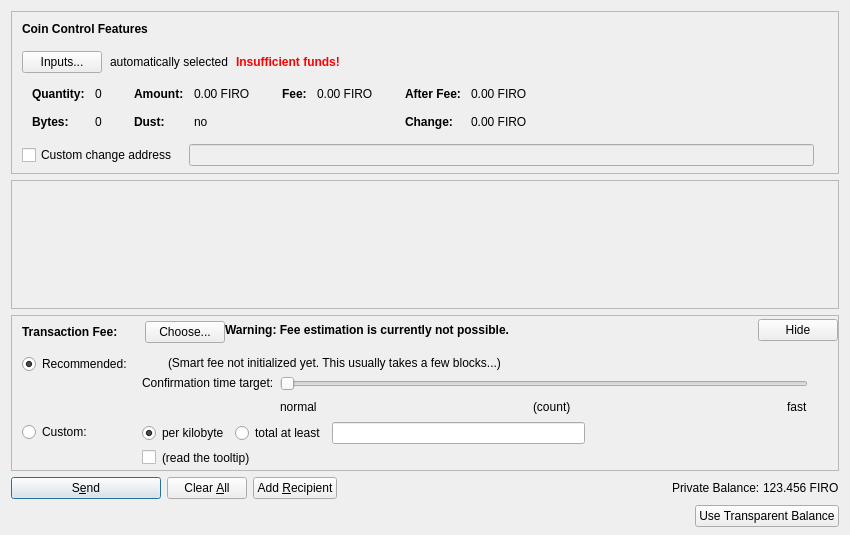
Above: src/qt/forms/sendcoinsdialog.ui from firoorg/firo before the change. Below: the same form after it.
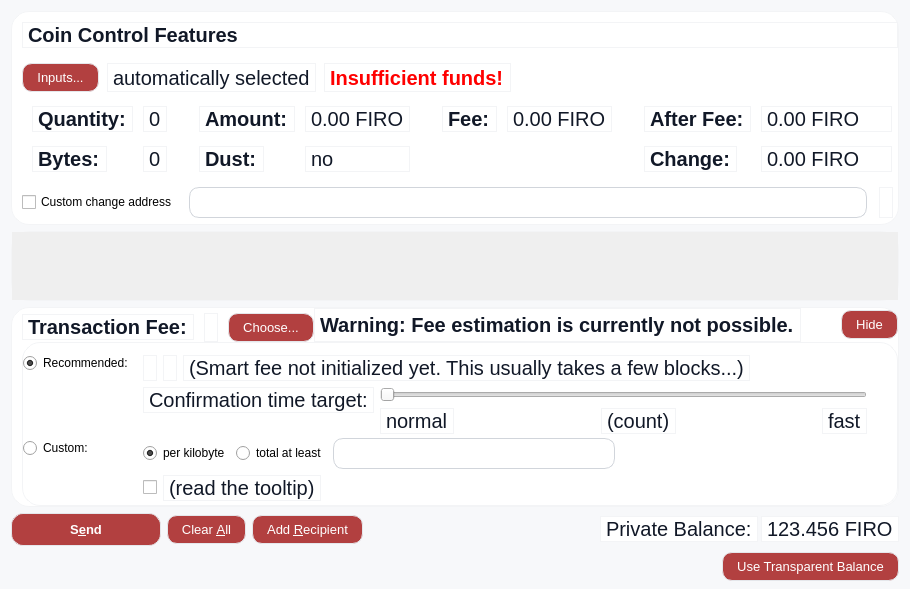
That is the form after the change. Custom widgets are drawn as their Qt base class.

Patch:
```diff
--- a/src/qt/forms/sendcoinsdialog.ui
+++ b/src/qt/forms/sendcoinsdialog.ui
@@ -2,6 +2,83 @@
 <ui version="4.0">
  <class>SendCoinsDialog</class>
  <widget class="QDialog" name="SendCoinsDialog">
+  <property name="styleSheet">
+<string notr="true">
+QWidget#SendCoinsDialog {
+    background: #F7F8FA;
+    font-family: "Segoe UI";
+}
+
+QFrame {
+    background: #FFFFFF;
+    border-radius: 18px;
+    border: 1px solid #F3F4F6;
+}
+
+QLabel {
+    color: #111827;
+    font-size: 15pt;
+}
+
+QLineEdit,
+QComboBox,
+QValidatedLineEdit,
+BitcoinAmountField {
+    background: #FFFFFF;
+    border-radius: 10px;
+    border: 1px solid #D1D5DB;
+    padding: 6px 10px;
+    font-size: 10pt;
+    color: #111827;
+}
+
+QPushButton#sendButton {
+    background: #B24040;
+    border-radius: 12px;
+    font-weight: 600;
+    color: #FFFFFF;
+    padding: 8px 20px;
+}
+QPushButton#sendButton:hover {
+    background: #9F3434;
+}
+
+QPushButton {
+    background: #B24040;
+    border-radius: 10px;
+    border: 1px solid #E5E7EB;
+    padding: 6px 14px;
+    font-size: 10pt;
+    color: #FFFFFF;
+}
+QPushButton:hover {
+    background: #E5E7EB;
+}
+
+QTableView {
+    background: #FFF;
+    border-radius: 14px;
+    border: 1px solid #E5E7EB;
+    font-size: 10pt;
+    gridline-color: #FFFFFF;
+}
+
+QHeaderView::section {
+    background: #FFFFFF;
+    padding: 6px;
+    border: none;
+    font-weight: 600;
+    color: #6B7280;
+}
+
+QFrame#SendCoins {
+    background: #FFFFFF;
+    border-radius: 18px;
+    border: 1px solid #E5E7EB;
+    padding: 16px;
+}
+</string>
+</property>
   <property name="geometry">
    <rect>
     <x>0</x>
```
